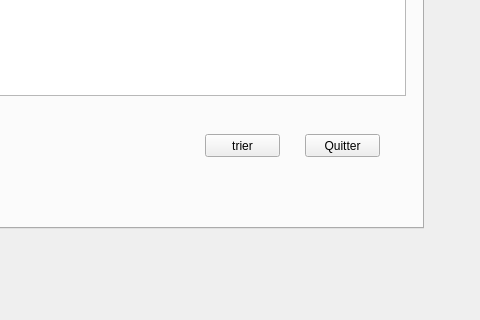
Before: the Qt Designer form mainwindow.ui in amirboudidah/smart_real_estate_2a1, drawn with Qt 5; both pictures show x 137 to 617 and y 172 to 492 of the 800 by 600 pixel window.
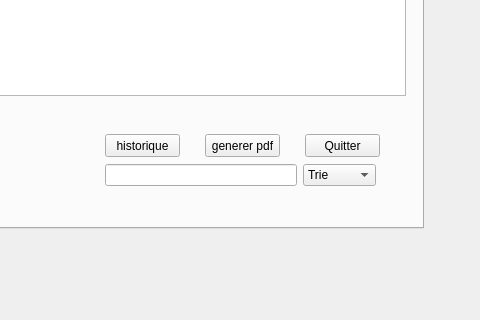
After: the same form once the commit is applied. The open tabs and pages were chosen to show the change. Icons and pictures are not drawn.

```diff
--- a/mainwindow.ui
+++ b/mainwindow.ui
@@ -277,6 +277,19 @@
        </rect>
       </property>
      </widget>
+     <widget class="QPushButton" name="pushButton_7">
+      <property name="geometry">
+       <rect>
+        <x>180</x>
+        <y>250</y>
+        <width>75</width>
+        <height>23</height>
+       </rect>
+      </property>
+      <property name="text">
+       <string>historique</string>
+      </property>
+     </widget>
      <widget class="QPushButton" name="pushButton_4">
       <property name="geometry">
        <rect>
@@ -287,9 +300,51 @@
        </rect>
       </property>
       <property name="text">
-       <string>trier</string>
+       <string>generer pdf</string>
       </property>
      </widget>
+     <widget class="QWidget" name="">
+      <property name="geometry">
+       <rect>
+        <x>180</x>
+        <y>280</y>
+        <width>271</width>
+        <height>22</height>
+       </rect>
+      </property>
+      <layout class="QHBoxLayout" name="horizontalLayout">
+       <item>
+        <widget class="QLineEdit" name="lineEdit"/>
+       </item>
+       <item>
+        <widget class="QComboBox" name="comboBox">
+         <property name="currentText">
+          <string>Trie</string>
+         </property>
+         <item>
+          <property name="text">
+           <string>Trie</string>
+          </property>
+         </item>
+         <item>
+          <property name="text">
+           <string>Cin</string>
+          </property>
+         </item>
+         <item>
+          <property name="text">
+           <string>Nom</string>
+          </property>
+         </item>
+         <item>
+          <property name="text">
+           <string>Prenom</string>
+          </property>
+         </item>
+        </widget>
+       </item>
+      </layout>
+     </widget>
     </widget>
     <widget class="QWidget" name="tab_3">
      <attribute name="title">
```
Left out of the diff: 2 changed lines with no effect on the pictures.
